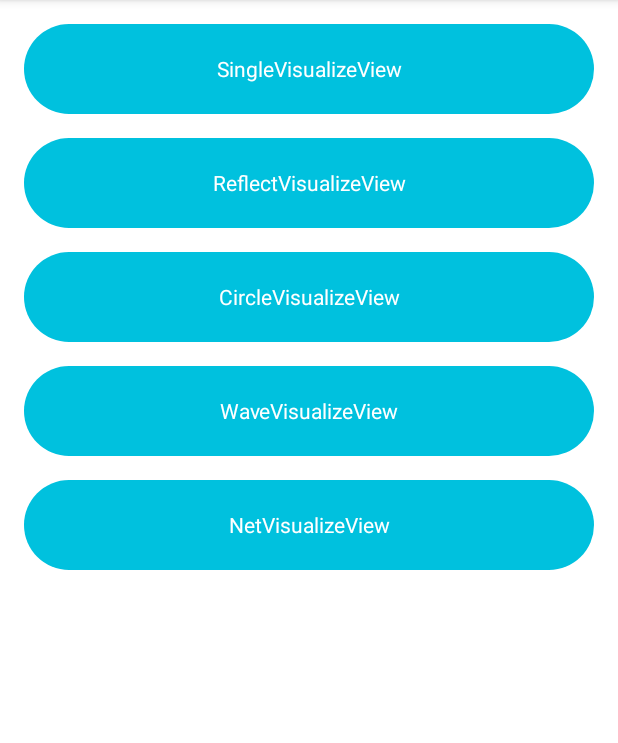
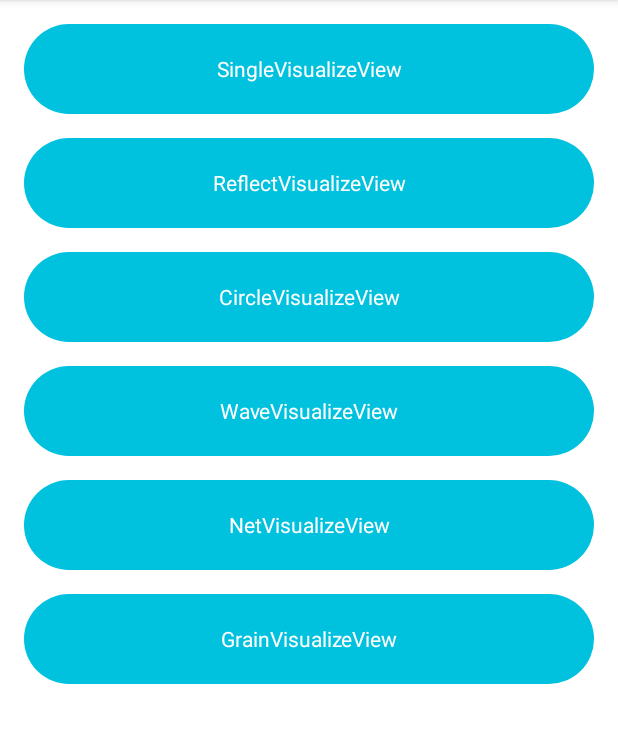
Before and after one commit to GitHubZJY/AudioVisualizeView, an Android app: the screen it shows after launch (MainActivity), on a phone screen of 412 x 824 dp, the part 84-827 px from its top. Run offline under Robolectric (Android 15) with nearby library versions, the phone set to English and light mode, and no system bars; 1 statement that could not run was skipped.

Commit message:
feat: grain visualize

```diff
--- a/app/src/main/AndroidManifest.xml
+++ b/app/src/main/AndroidManifest.xml
@@ -22,6 +22,7 @@
         <activity android:name=".SingleVisualizeActivity"/>
         <activity android:name=".WaveVisualizeActivity"/>
         <activity android:name=".NetVisualizeActivity"/>
+        <activity android:name=".GrainVisualizeActivity"/>
     </application>
 
 </manifest>
--- a/app/src/main/java/com/zjy/audiovisualizeview/MainActivity.java
+++ b/app/src/main/java/com/zjy/audiovisualizeview/MainActivity.java
@@ -15,7 +15,7 @@ import com.zjy.audiovisualizeview.utils.PermissionUtils;
 
 public class MainActivity extends AppCompatActivity implements View.OnClickListener {
 
-    private TextView vReflect, vCircle, vSingle, vWave, vNet;
+    private TextView vReflect, vCircle, vSingle, vWave, vNet, vGrain;
     private static final int RECORD_AUDIO = 10001;
     private static final int READ_EXTERNAL_STORAGE = 10002;
 
@@ -29,11 +29,13 @@ public class MainActivity extends AppCompatActivity implements View.OnClickListe
         vSingle = findViewById(R.id.single_entrance);
         vWave = findViewById(R.id.wave_entrance);
         vNet = findViewById(R.id.net_entrance);
+        vGrain = findViewById(R.id.grain_entrance);
         vSingle.setOnClickListener(this);
         vReflect.setOnClickListener(this);
         vCircle.setOnClickListener(this);
         vWave.setOnClickListener(this);
         vNet.setOnClickListener(this);
+        vGrain.setOnClickListener(this);
 
         PermissionUtils.requestPermission(MainActivity.this, Manifest.permission.RECORD_AUDIO, RECORD_AUDIO);
         PermissionUtils.requestPermission(MainActivity.this, Manifest.permission.READ_EXTERNAL_STORAGE, READ_EXTERNAL_STORAGE);
@@ -58,6 +60,9 @@ public class MainActivity extends AppCompatActivity implements View.OnClickListe
             case R.id.net_entrance:
                 intent = new Intent(MainActivity.this, NetVisualizeActivity.class);
                 break;
+            case R.id.grain_entrance:
+                intent = new Intent(MainActivity.this, GrainVisualizeActivity.class);
+                break;
         }
         startActivity(intent);
     }
--- a/app/src/main/res/layout/activity_main.xml
+++ b/app/src/main/res/layout/activity_main.xml
@@ -61,4 +61,14 @@
         android:text="NetVisualizeView"
         android:textColor="#FFFFFF" />
 
+    <TextView
+        android:id="@+id/grain_entrance"
+        android:layout_width="match_parent"
+        android:layout_height="60dp"
+        android:layout_marginTop="16dp"
+        android:background="@drawable/bg_entrance"
+        android:gravity="center"
+        android:text="GrainVisualizeView"
+        android:textColor="#FFFFFF" />
+
 </LinearLayout>
```
Also changed, not shown: app/src/main/java/com/zjy/audiovisualizeview/GrainVisualizeActivity.java (added, +30 -0 lines), app/src/main/res/layout/activity_grain_visualize.xml (added, +23 -0 lines), audiovisualize/src/main/java/com/zjy/audiovisualize/view/GrainVisualizeView.java (added, +69 -0 lines), 2 other files.
